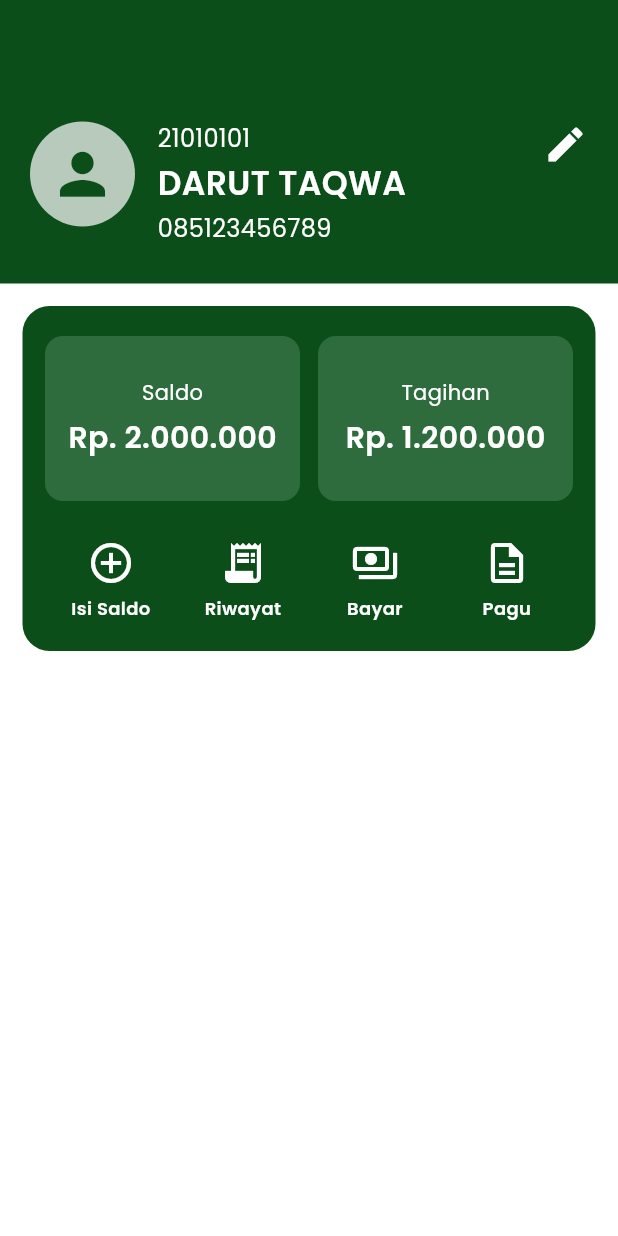
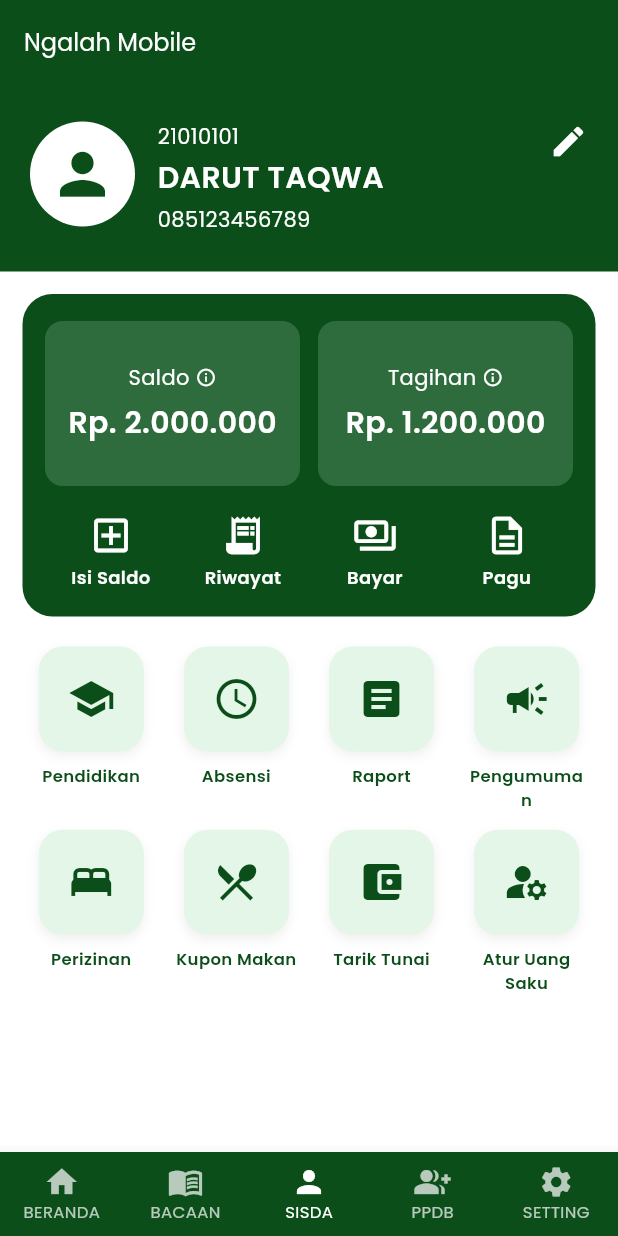
Before and after one commit to danavaaa/ngalah_mobile, a Flutter app: the SisdaDashboardScreen screen opened directly, on a phone screen of 412 x 824 dp. Run offline on Flutter 3.47's test engine with Material 3 defaults, Android fonts, the phone set to English and light mode, and no system bars; our stand-ins replace another_flushbar, dio, flutter_svg, shared_preferences; accounts and stored records are empty.

Commit message:
menu 8 fitur

```diff
--- a/lib/ui/screens/sisda_dashboard_screen.dart
+++ b/lib/ui/screens/sisda_dashboard_screen.dart
@@ -2,6 +2,7 @@ import 'package:flutter/material.dart';
 
 const Color kGreen = Color(0xFF0C4E1A);
 const Color kCardGreen = Color(0xFF2E6C3E);
+const Color kLightTile = Color(0xFFE3F6E7);
 
 class SisdaDashboardScreen extends StatelessWidget {
   const SisdaDashboardScreen({super.key});
@@ -15,7 +16,10 @@ class SisdaDashboardScreen extends StatelessWidget {
         backgroundColor: kGreen,
         elevation: 0,
         foregroundColor: Colors.white,
+        title: const Text('Ngalah Mobile', style: TextStyle(fontSize: 16)),
+        centerTitle: false,
       ),
+
       body: SingleChildScrollView(
         child: Column(
           children: [
@@ -30,8 +34,11 @@ class SisdaDashboardScreen extends StatelessWidget {
                   // FOTO PROFIL
                   CircleAvatar(
                     radius: 35,
-                    backgroundColor: Colors.white70,
+                    backgroundColor: Colors.white,
+                    child: ClipRRect(
+                      borderRadius: BorderRadius.circular(35),
                       child: Icon(Icons.person, size: 45, color: kGreen),
+                    ),
                   ),
                   const SizedBox(width: 15),
 
@@ -42,7 +49,7 @@ class SisdaDashboardScreen extends StatelessWidget {
                       children: const [
                         Text(
                           "21010101",
-                          style: TextStyle(color: Colors.white, fontSize: 16),
+                          style: TextStyle(color: Colors.white, fontSize: 14),
                         ),
                         SizedBox(height: 3),
                         Text(
@@ -51,14 +58,14 @@ class SisdaDashboardScreen extends StatelessWidget {
                           overflow: TextOverflow.ellipsis,
                           style: TextStyle(
                             color: Colors.white,
-                            fontSize: 22,
+                            fontSize: 20,
                             fontWeight: FontWeight.bold,
                           ),
                         ),
                         SizedBox(height: 3),
                         Text(
                           "085123456789",
-                          style: TextStyle(color: Colors.white, fontSize: 16),
+                          style: TextStyle(color: Colors.white, fontSize: 14),
                         ),
                       ],
                     ),
@@ -67,18 +74,24 @@ class SisdaDashboardScreen extends StatelessWidget {
                   const SizedBox(width: 8),
 
                   // ICON EDIT PROFIL
-                  const Icon(Icons.edit, color: Colors.white, size: 30),
+                  const Icon(Icons.edit, color: Colors.white, size: 26),
                 ],
               ),
             ),
+
             // CARD UTAMA
             Container(
               width: double.infinity,
-              margin: const EdgeInsets.fromLTRB(15, 15, 15, 10),
-              padding: const EdgeInsets.symmetric(vertical: 20, horizontal: 15),
+              margin: const EdgeInsets.fromLTRB(15, 15, 15, 0),
+              padding: const EdgeInsets.symmetric(vertical: 18, horizontal: 15),
               decoration: BoxDecoration(
                 color: kGreen,
-                borderRadius: BorderRadius.circular(18),
+                borderRadius: const BorderRadius.only(
+                  topLeft: Radius.circular(20),
+                  topRight: Radius.circular(20),
+                  bottomLeft: Radius.circular(20),
+                  bottomRight: Radius.circular(20),
+                ),
               ),
               child: Column(
                 children: [
@@ -94,13 +107,27 @@ class SisdaDashboardScreen extends StatelessWidget {
                           ),
                           child: Column(
                             mainAxisAlignment: MainAxisAlignment.center,
+                            children: [
+                              Row(
+                                mainAxisAlignment: MainAxisAlignment.center,
                                 children: const [
                                   Text(
                                     "Saldo",
-                                style: TextStyle(color: Colors.white),
+                                    style: TextStyle(
+                                      color: Colors.white,
+                                      fontSize: 14,
                                     ),
-                              SizedBox(height: 6),
-                              Text(
+                                  ),
+                                  SizedBox(width: 4),
+                                  Icon(
+                                    Icons.info_outline,
+                                    size: 14,
+                                    color: Colors.white,
+                                  ),
+                                ],
+                              ),
+                              const SizedBox(height: 6),
+                              const Text(
                                 "Rp. 2.000.000",
                                 style: TextStyle(
                                   color: Colors.white,
@@ -122,13 +149,27 @@ class SisdaDashboardScreen extends StatelessWidget {
                           ),
                           child: Column(
                             mainAxisAlignment: MainAxisAlignment.center,
+                            children: [
+                              Row(
+                                mainAxisAlignment: MainAxisAlignment.center,
                                 children: const [
                                   Text(
                                     "Tagihan",
-                                style: TextStyle(color: Colors.white),
+                                    style: TextStyle(
+                                      color: Colors.white,
+                                      fontSize: 14,
                                     ),
-                              SizedBox(height: 6),
-                              Text(
+                                  ),
+                                  SizedBox(width: 4),
+                                  Icon(
+                                    Icons.info_outline,
+                                    size: 14,
+                                    color: Colors.white,
+                                  ),
+                                ],
+                              ),
+                              const SizedBox(height: 6),
+                              const Text(
                                 "Rp. 1.200.000",
                                 style: TextStyle(
                                   color: Colors.white,
@@ -143,47 +184,132 @@ class SisdaDashboardScreen extends StatelessWidget {
                     ],
                   ),
 
-                  const SizedBox(height: 25),
+                  const SizedBox(height: 18),
 
-                  // 4 FITUR
+                  // MENU 4 FITUR DI DALAM CARD
                   Row(
                     mainAxisAlignment: MainAxisAlignment.spaceBetween,
                     children: [
                       Expanded(
-                        child: _menuItem(Icons.add_circle_outline, "Isi Saldo"),
+                        child: _topMenuItem(
+                          Icons.add_box_outlined,
+                          "Isi Saldo",
                         ),
-                      Expanded(child: _menuItem(Icons.receipt_long, "Riwayat")),
-                      Expanded(
-                        child: _menuItem(Icons.payments_outlined, "Bayar"),
                       ),
                       Expanded(
-                        child: _menuItem(Icons.description_outlined, "Pagu"),
+                        child: _topMenuItem(Icons.receipt_long, "Riwayat"),
+                      ),
+                      Expanded(
+                        child: _topMenuItem(Icons.payments_outlined, "Bayar"),
+                      ),
+                      Expanded(
+                        child: _topMenuItem(Icons.description_outlined, "Pagu"),
                       ),
                     ],
                   ),
                 ],
               ),
             ),
+
+            const SizedBox(height: 20),
+
+            // GRID 8 FITUR
+            Padding(
+              padding: const EdgeInsets.symmetric(horizontal: 20),
+              child: GridView.count(
+                crossAxisCount: 4,
+                mainAxisSpacing: 20,
+                crossAxisSpacing: 15,
+                shrinkWrap: true,
+                physics: const NeverScrollableScrollPhysics(),
+                childAspectRatio: 0.8,
+                children: [
+                  _featureItem(Icons.school, "Pendidikan"),
+                  _featureItem(Icons.access_time, "Absensi"),
+                  _featureItem(Icons.article, "Raport"),
+                  _featureItem(Icons.campaign, "Pengumuman"),
+                  _featureItem(Icons.bed, "Perizinan"),
+                  _featureItem(Icons.restaurant_menu, "Kupon Makan"),
+                  _featureItem(Icons.account_balance_wallet, "Tarik Tunai"),
+                  _featureItem(Icons.manage_accounts, "Atur Uang Saku"),
                 ],
               ),
+            ),
+
+            const SizedBox(height: 20),
+          ],
+        ),
+      ),
+
+      // BOTTOM NAV BAR SEDERHANA
+      bottomNavigationBar: BottomNavigationBar(
+        backgroundColor: kGreen,
+        type: BottomNavigationBarType.fixed,
+        currentIndex: 2, // SISDA sedang aktif
+        selectedItemColor: Colors.white,
+        unselectedItemColor: Colors.white70,
+        selectedLabelStyle: const TextStyle(fontSize: 11),
+        unselectedLabelStyle: const TextStyle(fontSize: 11),
+        items: const [
+          BottomNavigationBarItem(icon: Icon(Icons.home), label: 'BERANDA'),
+          BottomNavigationBarItem(icon: Icon(Icons.menu_book), label: 'BACAAN'),
+          BottomNavigationBarItem(icon: Icon(Icons.person), label: 'SISDA'),
+          BottomNavigationBarItem(icon: Icon(Icons.group_add), label: 'PPDB'),
+          BottomNavigationBarItem(icon: Icon(Icons.settings), label: 'SETTING'),
+        ],
+        onTap: (index) {},
       ),
     );
   }
 
-  // WIDGET MENU ITEM
-  Widget _menuItem(IconData icon, String label) {
+  // WIDGET 4 MENU
+  Widget _topMenuItem(IconData icon, String label) {
     return Column(
       mainAxisSize: MainAxisSize.min,
-      mainAxisAlignment: MainAxisAlignment.center,
       children: [
-        Icon(icon, size: 32, color: Colors.white),
-        const SizedBox(height: 6),
+        Icon(icon, size: 30, color: Colors.white),
+        const SizedBox(height: 4),
         Text(
           label,
           style: const TextStyle(
             color: Colors.white,
+            fontSize: 12,
             fontWeight: FontWeight.w600,
-            fontSize: 12,
+          ),
+          textAlign: TextAlign.center,
+        ),
+      ],
+    );
+  }
+
+  // WIDGET GRID 8 FITUR
+  static Widget _featureItem(IconData icon, String label) {
+    return Column(
+      mainAxisSize: MainAxisSize.min,
+      children: [
+        Container(
+          width: 70,
+          height: 70,
+          decoration: BoxDecoration(
+            color: kLightTile,
+            borderRadius: BorderRadius.circular(16),
+            boxShadow: [
+              BoxShadow(
+                color: Colors.black.withOpacity(0.06),
+                blurRadius: 6,
+                offset: const Offset(0, 3),
+              ),
+            ],
+          ),
+          child: Icon(icon, size: 32, color: kGreen),
+        ),
+        const SizedBox(height: 8),
+        Text(
+          label,
+          style: const TextStyle(
+            color: kGreen,
+            fontWeight: FontWeight.w600,
+            fontSize: 11,
           ),
           textAlign: TextAlign.center,
         ),
```
Lines whose indentation alone changed are shown as unchanged.
